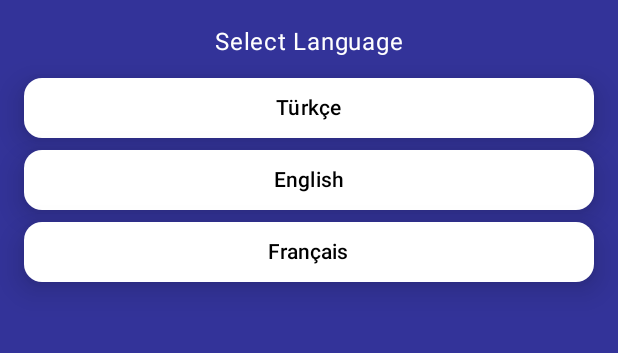
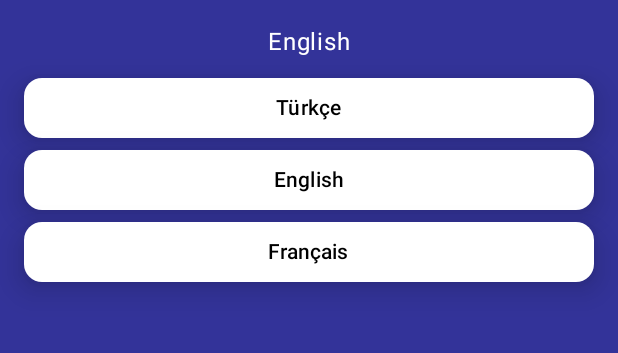
Before and after one commit to MehmetKARADANA/GAME_OF_SECRET, an Android app built with Jetpack Compose: the LanguageScreen screen opened through its navigation route, on a phone screen of 412 x 824 dp, the part 150-503 px from its top. Run offline under Robolectric (Android 15) with nearby library versions, the light colour scheme and no system bars; our stand-ins replace Room's generated code.

Commit message:
15:13 04.05.2025 updates

```diff
--- a/app/src/main/java/com/mobile/gameofsecret/localization/LanguageManager.kt
+++ b/app/src/main/java/com/mobile/gameofsecret/localization/LanguageManager.kt
@@ -6,20 +6,21 @@
 
 object LanguageManager {
     private const val LANGUAGE_KEY = "language_key"
-    private const val DEFAULT_LANGUAGE = "en"
 
     fun saveLanguage(context: Context, language: String) {//şimdilik app_pref VE APP_PREF i birlşetirmedim
         val sharedPreferences = context.getSharedPreferences("app_prefs", Context.MODE_PRIVATE)
         sharedPreferences.edit().putString(LANGUAGE_KEY, language).apply()
     }
-    /*fun getLanguage(context: Context): String {
+    fun getLanguage(context: Context): String {
+        val supportedLanguages = listOf("en", "tr", "fr")
         val sharedPreferences = context.getSharedPreferences("app_prefs", Context.MODE_PRIVATE)
-        return sharedPreferences.getString(LANGUAGE_KEY, null)
-            ?: Locale.getDefault().language
-    }*/
-    fun getLanguage(context: Context): String {
-        val sharedPreferences = context.getSharedPreferences("app_prefs", Context.MODE_PRIVATE)
-        return sharedPreferences.getString(LANGUAGE_KEY, DEFAULT_LANGUAGE) ?: DEFAULT_LANGUAGE
+        val savedLanguage = sharedPreferences.getString(LANGUAGE_KEY, null)
+
+        return when {
+            savedLanguage != null && supportedLanguages.contains(savedLanguage) -> savedLanguage
+            supportedLanguages.contains(Locale.getDefault().language) -> Locale.getDefault().language
+            else -> "en"
+        }
     }
 
     fun setLocale(context: Context, language: String): Context {
--- a/app/src/main/res/values/strings.xml
+++ b/app/src/main/res/values/strings.xml
@@ -1,7 +1,7 @@
 <resources>
     <string name="app_name">Game of Secrets</string>
     <string name="add_gamer">Add Player</string>
-    <string name="select_language">Select Language</string>
+    <string name="select_language">English</string>
     <string name="gamers">Players</string>
     <string name="gamer">Player</string>
     <string name="gamer1">Player 1</string>
```
Also changed, not shown: 1 other file.
